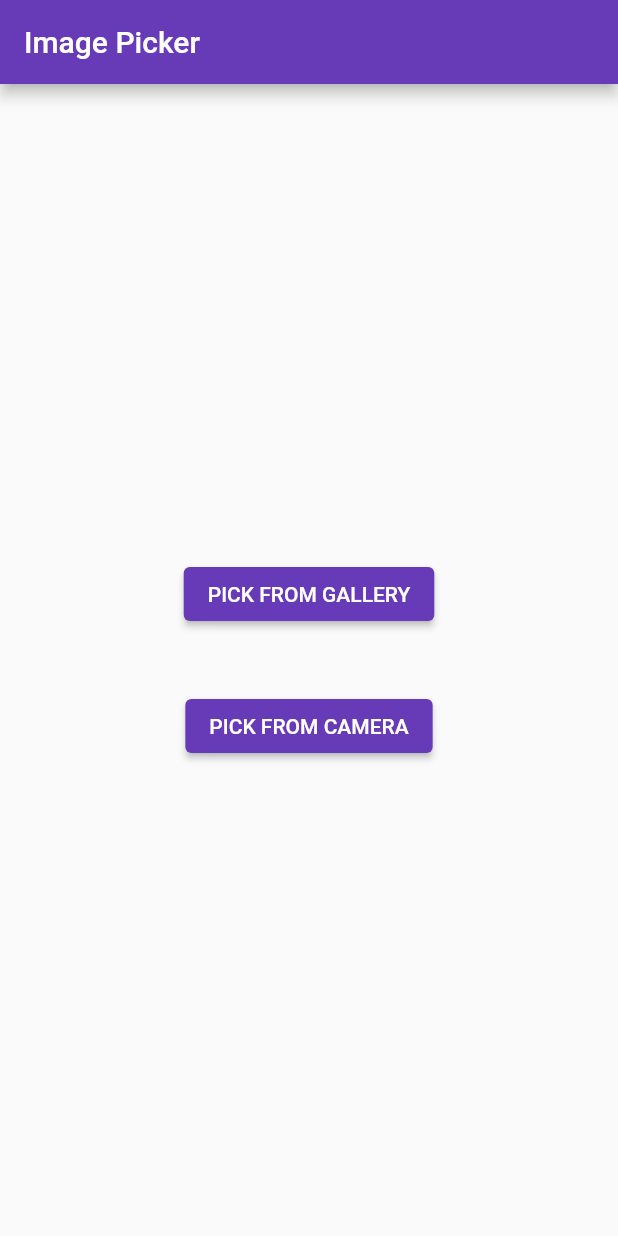
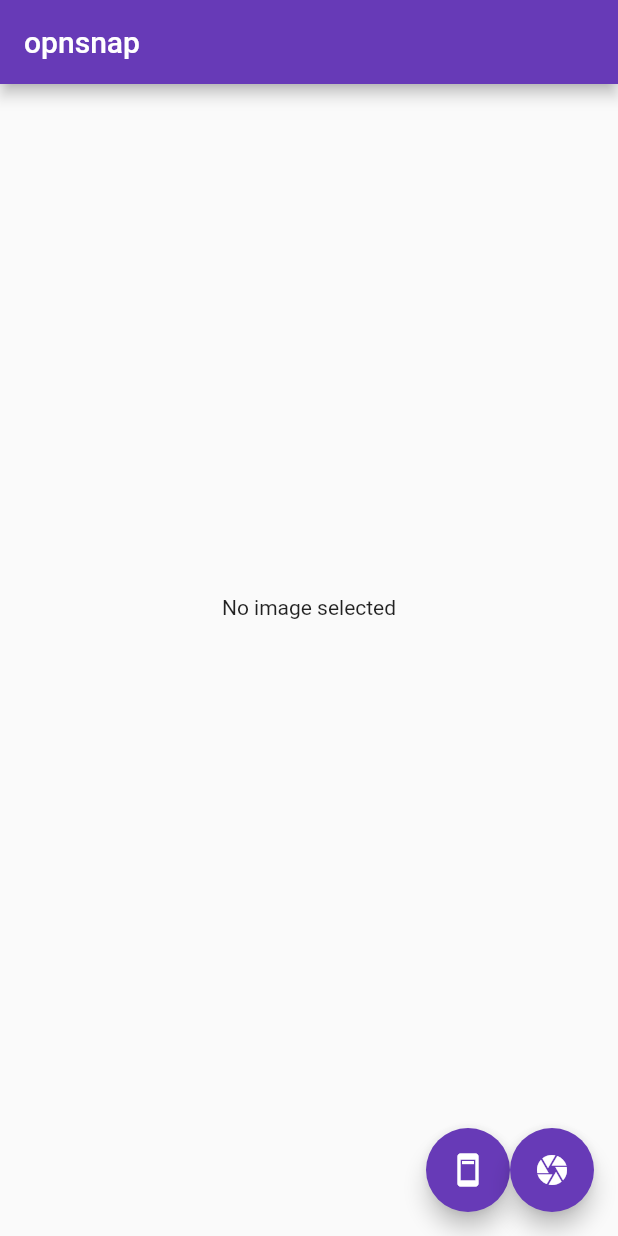
Before and after one commit to opnsnap/flutter-client, a Flutter app: the screen it shows after launch, on a phone screen of 412 x 824 dp. Run offline on Flutter 3.47's test engine with Material 2 defaults, Android fonts, the phone set to English and light mode, and no system bars; our stand-ins replace image_picker.

Commit message:
feat: camera screen with buttons

```diff
--- a/lib/about.dart
+++ b/lib/about.dart
@@ -1,2 +1,18 @@
 // About page:
 // - Display some information about us
+
+import 'package:flutter/material.dart';
+
+class AboutScreen extends StatefulWidget {
+  const AboutScreen({Key? key}) : super(key: key);
+
+  @override
+  State createState() => _AboutScreenState();
+}
+
+class _AboutScreenState extends State<AboutScreen> {
+  @override
+  Widget build(BuildContext context) {
+    return const Text("Friend Screen");
+  }
+}
--- a/lib/camera.dart
+++ b/lib/camera.dart
@@ -16,8 +16,6 @@ class _CameraScreenState extends State<CameraScreen> {
   _getFromGallery() async {
     var pickedFile = await ImagePicker().pickImage(
       source: ImageSource.gallery,
-      maxWidth: 1800,
-      maxHeight: 1800,
     );
     if (pickedFile != null) {
       setState(() {
@@ -30,8 +28,6 @@ class _CameraScreenState extends State<CameraScreen> {
   _getFromCamera() async {
     var pickedFile = await ImagePicker().pickImage(
       source: ImageSource.camera,
-      maxWidth: 1800,
-      maxHeight: 1800,
     );
     if (pickedFile != null) {
       setState(() {
@@ -43,41 +39,51 @@ class _CameraScreenState extends State<CameraScreen> {
   @override
   Widget build(BuildContext context) {
     return Scaffold(
-        appBar: AppBar(
-          title: const Text("Image Picker"),
-        ),
       body: Container(
+          alignment: Alignment.center,
+          padding: const EdgeInsets.only(top: 10, bottom: 80),
           child: imageFile == null
-                ? Container(
-                    alignment: Alignment.center,
-                    child: Column(
-                      mainAxisAlignment: MainAxisAlignment.center,
-                      children: <Widget>[
-                        ElevatedButton(
-                          onPressed: () {
-                            _getFromGallery();
-                          },
-                          child: const Text("PICK FROM GALLERY"),
-                        ),
-                        Container(
-                          height: 40.0,
-                        ),
-                        ElevatedButton(
-                          onPressed: () {
-                            _getFromCamera();
-                          },
-                          child: const Text("PICK FROM CAMERA"),
-                        )
-                      ],
-                    ),
-                  )
-                : Container(
-                    child: imageFile == null
-                        ? const Text("NO image selected")
+              ? const Text("No image selected")
               : Image.file(
                   imageFile!,
                   fit: BoxFit.cover,
+                )),
+      floatingActionButton: imageFile == null
+          ? Wrap(
+              children: [
+                FloatingActionButton(
+                    child: const Icon(Icons.ad_units), // Or add_a_photo
+                    onPressed: () {
+                      _getFromGallery();
+                    }),
+                FloatingActionButton(
+                    child: const Icon(Icons.camera),
+                    onPressed: () {
+                      _getFromCamera();
+                    })
+              ],
+            )
+          : Wrap(
+              children: [
+                FloatingActionButton(
+                    child: const Icon(Icons.cancel),
+                    onPressed: () {
+                      setState(() {
+                        imageFile = null;
+                      });
+                    }),
+                FloatingActionButton(
+                    child: const Icon(Icons.edit),
+                    onPressed: () {
+                      // TODO: Go to edit screen
+                    }),
+                FloatingActionButton(
+                    child: const Icon(Icons.send),
+                    onPressed: () {
+                      // TODO: Send image
+                    })
+              ],
             ),
-                  )));
+    );
   }
 }
--- a/lib/main.dart
+++ b/lib/main.dart
@@ -1,3 +1,4 @@
+import 'package:client/about.dart';
 import 'package:client/camera.dart';
 import 'package:client/friends.dart';
 import 'package:flutter/material.dart';
@@ -14,15 +15,37 @@ class App extends StatelessWidget {
   Widget build(BuildContext context) {
     return MaterialApp(
       title: 'opnsnap',
-      initialRoute: '/',
       routes: {
-        '/': (context) => const CameraScreen(),
-        '/about': (context) => const FriendScreen(),
+        '/camera': (context) => const CameraScreen(),
+        '/about': (context) => const AboutScreen(),
         '/friends': (context) => const FriendScreen(),
       },
       theme: ThemeData(
         primarySwatch: Colors.deepPurple,
       ),
+      home: const HomePage(),
     );
   }
 }
+
+class HomePage extends StatelessWidget {
+  const HomePage({Key? key}) : super(key: key);
+
+  @override
+  Widget build(BuildContext context) {
+    final PageController controller = PageController();
+    return Scaffold(
+      appBar: AppBar(
+        title: const Text("opnsnap"),
+      ),
+      body: PageView(
+        controller: controller,
+        children: const [
+          CameraScreen(),
+          FriendScreen(),
+          AboutScreen(),
+        ],
+      ),
+    );
+  }
+}
```
Lines whose indentation alone changed are shown as unchanged.
